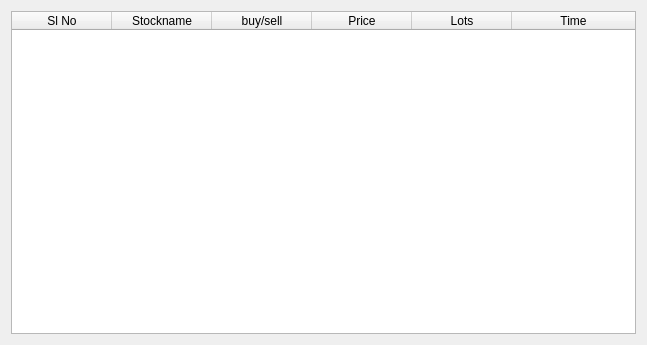
First picture: the form in trade_details_popup.ui, repository Likithanaidu07/qt, before the edit.
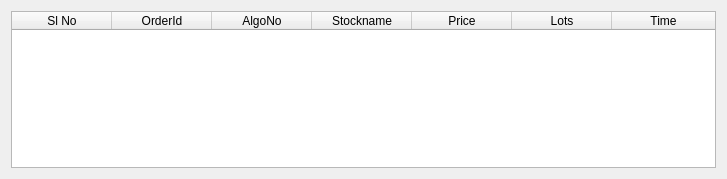
Second picture: the form after the edit.

Commit message: validation in algo table

```diff
--- a/trade_details_popup.ui
+++ b/trade_details_popup.ui
@@ -9,15 +9,15 @@
    <rect>
     <x>0</x>
     <y>0</y>
-    <width>647</width>
-    <height>345</height>
+    <width>727</width>
+    <height>179</height>
    </rect>
   </property>
   <property name="windowTitle">
    <string>Trade Details</string>
   </property>
-  <layout class="QVBoxLayout" name="verticalLayout">
-   <item>
+  <layout class="QGridLayout" name="gridLayout">
+   <item row="0" column="0">
     <widget class="QTableWidget" name="tableWidget">
      <attribute name="horizontalHeaderStretchLastSection">
       <bool>true</bool>
@@ -33,16 +33,21 @@
        <string>Sl No</string>
       </property>
      </column>
+     <column>
+      <property name="text">
+       <string>OrderId</string>
+      </property>
+     </column>
+     <column>
+      <property name="text">
+       <string>AlgoNo</string>
+      </property>
+     </column>
      <column>
       <property name="text">
        <string>Stockname</string>
       </property>
      </column>
-     <column>
-      <property name="text">
-       <string>buy/sell</string>
-      </property>
-     </column>
      <column>
       <property name="text">
        <string>Price</string>
```
The commit also changes 26 other files.
